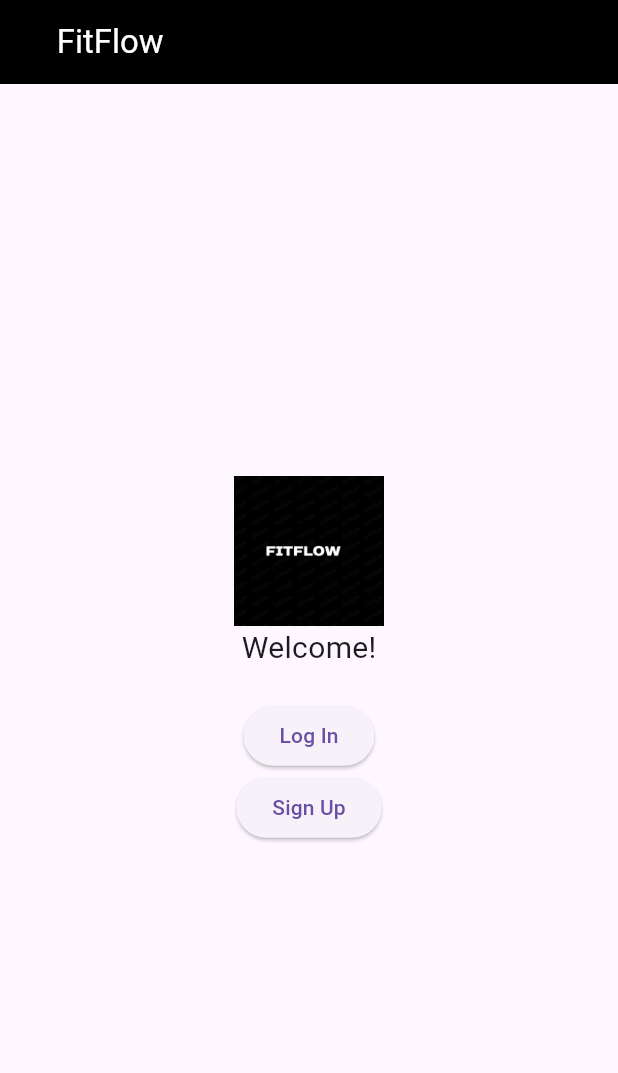
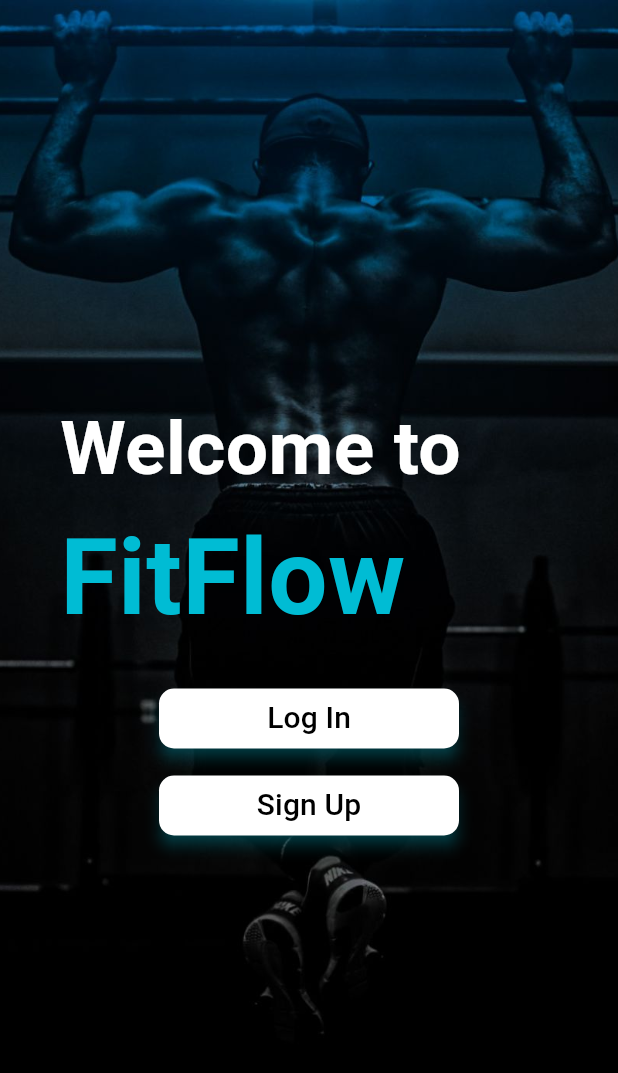
Before and after one commit to SDGP-93/FitFlow, a Flutter app: the screen it shows after launch, on a phone screen of 412 x 824 dp. Shown: the top 1073 px of the screen. Run offline on Flutter 3.47's test engine with Material 3 defaults, Android fonts, the phone set to English and light mode, and no system bars; our stand-ins replace firebase_auth, firebase_core; accounts and stored records are empty.

Commit message:
startup design pushed

```diff
--- a/lib/Screens/startUp.dart
+++ b/lib/Screens/startUp.dart
@@ -1,66 +1,147 @@
 import 'package:flutter/material.dart';
 import 'logIn.dart';
-import 'signUp.dart';
+import 'signUp.dart'; // Import the SignUp page
 
 class StartUp extends StatefulWidget {
   @override
   _StartUpState createState() => _StartUpState();
 }
 
-class _StartUpState extends State<StartUp> {
-  String logInBtnText = 'Log In';
-  String signUpBtnText = 'Sign Up';
+class _StartUpState extends State<StartUp> with SingleTickerProviderStateMixin {
+  late AnimationController _controller;
+  late Animation<Offset> _animation;
+
+  @override
+  void initState() {
+    super.initState();
+    _controller = AnimationController(
+      vsync: this,
+      duration: Duration(milliseconds: 1000),
+    );
+    _animation = Tween<Offset>(
+      begin: Offset(0, -1),
+      end: Offset.zero,
+    ).animate(
+      CurvedAnimation(
+        parent: _controller,
+        curve: Curves.easeInOut,
+      ),
+    );
+    _controller.forward();
+  }
 
   @override
   Widget build(BuildContext context) {
     return Scaffold(
-      appBar: AppBar(
-        title: Text("    FitFlow"),
-        backgroundColor: Colors.black,
-        foregroundColor: Colors.white,
+      body: Stack(
+        children: [
+          // Background Image
+          Positioned.fill(
+            child: Image.asset(
+              'assets/welcomeBGF.jpg', // Your background image path
+              fit: BoxFit.cover,
             ),
-      body: Column(
+          ),
+          Column(
             mainAxisAlignment: MainAxisAlignment.center,
-        children: <Widget>[
-          Center(
-            child: Column(
-              mainAxisAlignment: MainAxisAlignment.center,
-              children: <Widget>[
-                Image.asset(
-                  'assets/FitFlow_logo.png',
-                  width: 100,
-                  height: 100,
+            crossAxisAlignment: CrossAxisAlignment.start,
+            children: [
+              SlideTransition(
+                position: _animation,
+                child: Padding(
+                  padding: EdgeInsets.only(left: 40.0),
+                  child: Text(
+                    'Welcome to',
+                    style: TextStyle(
+                      color: Colors.white,
+                      fontSize: 50,
+                      fontWeight: FontWeight.bold,
                     ),
-                const Text(
-                  "Welcome!",
-                  style: TextStyle(fontSize: 20),
                   ),
-              ],
+                ),
+              ),
+              SlideTransition(
+                position: _animation,
+                child: Padding(
+                  padding: EdgeInsets.only(left: 40.0),
+                  child: Text(
+                    'FitFlow',
+                    style: TextStyle(
+                      color: Colors.cyan,
+                      fontSize: 70,
+                      fontWeight: FontWeight.bold,
+                    ),
+                  ),
                 ),
               ),
               SizedBox(height: 20),
-          ElevatedButton(
+              Center(
+                child: Container(
+                  width: 200,
+                  child: ElevatedButton(
                     onPressed: () {
-              // Navigate to the LoginPage when Log In button is pressed
                       Navigator.push(
                         context,
-                MaterialPageRoute(builder: (context) => logIn()),
+                        MaterialPageRoute(builder: (context) => logIn()), // Assuming logIn() is your login page
                       );
                     },
-            child: Text(logInBtnText),
+                    style: ElevatedButton.styleFrom(
+                      backgroundColor: Colors.white,
+                      foregroundColor: Colors.black,
+                      shape: RoundedRectangleBorder(
+                        borderRadius: BorderRadius.circular(10.0),
                       ),
-          ElevatedButton(
+                      elevation: 4,
+                      shadowColor: Colors.cyan,
+                    ),
+                    child: Text(
+                      'Log In',
+                      style: TextStyle(fontSize: 20),
+                    ),
+                  ),
+                ),
+              ),
+              SizedBox(height: 10),
+              Center(
+                child: Container(
+                  width: 200,
+                  child: ElevatedButton(
                     onPressed: () {
-              // Navigate to the LoginPage when Log In button is pressed
                       Navigator.push(
                         context,
-                MaterialPageRoute(builder: (context) => signUp()),
+                        MaterialPageRoute(builder: (context) => signUp()), // Navigate to SignUp page
                       );
                     },
-            child: Text(signUpBtnText),
+                    style: ElevatedButton.styleFrom(
+                      backgroundColor: Colors.white,
+                      foregroundColor: Colors.black,
+                      shape: RoundedRectangleBorder(
+                        borderRadius: BorderRadius.circular(10.0),
+                      ),
+                      elevation: 4,
+                      shadowColor: Colors.cyan,
+                    ),
+                    child: Text(
+                      'Sign Up',
+                      style: TextStyle(fontSize: 20),
+                    ),
+                  ),
+                ),
+              ),
+            ],
           ),
         ],
       ),
     );
   }
+
+  @override
+  void dispose() {
+    _controller.dispose();
+    super.dispose();
   }
+}
+
+void main() => runApp(MaterialApp(
+  home: StartUp(),
+));
```
Lines whose indentation alone changed are shown as unchanged.
